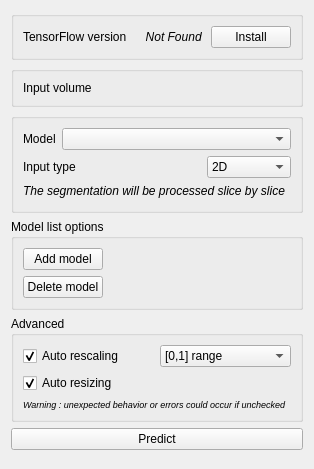
Above: TFSegmentation/Resources/UI/TFSegmentation.ui from VincentMillotMaysounabe/Slicer-TensorFlow before the change. Below: the same form after it.
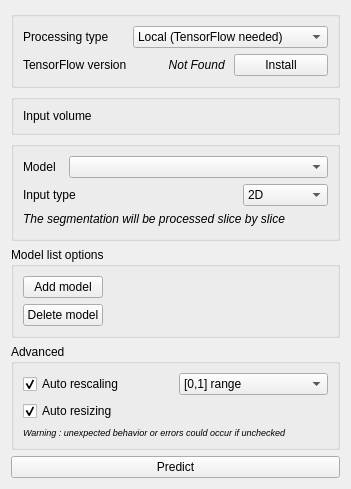
That is the form after the change. Custom widgets are drawn as their Qt base class.

Commit message: Adding UI for servor connection

The edit to the form file:
```diff
--- a/TFSegmentation/Resources/UI/TFSegmentation.ui
+++ b/TFSegmentation/Resources/UI/TFSegmentation.ui
@@ -22,15 +22,15 @@
      <property name="title">
       <string/>
      </property>
-     <layout class="QHBoxLayout" name="horizontalLayout_4">
-      <item>
+     <layout class="QGridLayout" name="gridLayout_3">
+      <item row="2" column="0">
        <widget class="QLabel" name="label_4">
         <property name="text">
          <string>TensorFlow version</string>
         </property>
        </widget>
       </item>
-      <item>
+      <item row="2" column="1">
        <widget class="QLabel" name="versionLabel">
         <property name="font">
          <font>
@@ -48,13 +48,34 @@
         </property>
        </widget>
       </item>
-      <item>
+      <item row="2" column="2">
        <widget class="QPushButton" name="installButton">
         <property name="text">
          <string>Install</string>
         </property>
        </widget>
       </item>
+      <item row="1" column="1" colspan="2">
+       <widget class="QComboBox" name="localComboBox">
+        <item>
+         <property name="text">
+          <string>Local (TensorFlow needed)</string>
+         </property>
+        </item>
+        <item>
+         <property name="text">
+          <string>Distant (TensorFlow uneeded)</string>
+         </property>
+        </item>
+       </widget>
+      </item>
+      <item row="1" column="0">
+       <widget class="QLabel" name="label_6">
+        <property name="text">
+         <string>Processing type</string>
+        </property>
+       </widget>
+      </item>
      </layout>
     </widget>
    </item>
@@ -144,7 +165,7 @@
         </item>
         <item>
          <property name="text">
-          <string>2.5D RVB</string>
+          <string>2.5D RGB</string>
          </property>
         </item>
         <item>
```
The commit also changes 2 other files.
